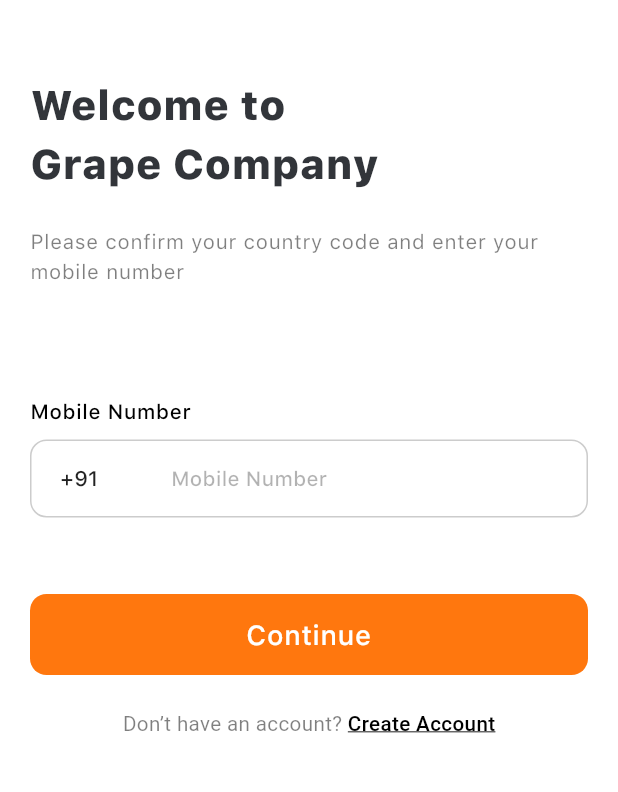
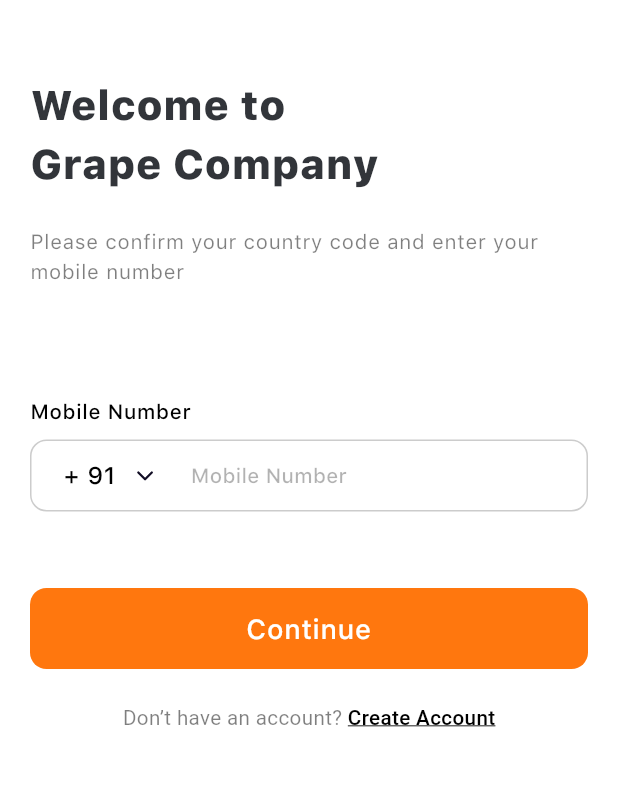
Before and after one commit to Baldaniya-Drashti/grape_customer_app, a Flutter app: the screen it shows after launch, after a tap on "Skip", on a phone screen of 412 x 824 dp, the part 438-1230 px from its top. Run offline on Flutter 3.47's test engine with Material 3 defaults, Android fonts, the phone set to English and light mode, and no system bars; drawn by our look-alikes of country_code_picker; our stand-ins replace another_flushbar, auto_route, cached_network_image, carousel_slider, connectivity_plus, country_picker and 24 more; accounts and stored records are empty; project files that could hold a hidden picture were left out.

Commit message:
Pms bugs sloved

```diff
--- a/lib/application/auth/login_form/login_form_bloc.dart
+++ b/lib/application/auth/login_form/login_form_bloc.dart
@@ -1,4 +1,5 @@
 import 'dart:async';
+import 'dart:developer';
 
 import 'package:dartz/dartz.dart';
 import 'package:flutter_bloc/flutter_bloc.dart';
@@ -26,7 +27,6 @@ class LoginFormBloc extends Bloc<LoginFormEvent, LoginFormState> {
             Either<AuthFailure, String>? failureOrSuccess;
 
             final isMobileNumberValid = state.mobileNumber.isValid();
-
             if (isMobileNumberValid) {
               emit(
                 state.copyWith(
@@ -37,7 +37,7 @@ class LoginFormBloc extends Bloc<LoginFormEvent, LoginFormState> {
 
               failureOrSuccess = await _authFacade.login(
                 mobileNumber: state.mobileNumber,
-                countryCode: state.selectedCountrycode,
+                countryCode: '+${state.selectedCountrycode}',
               );
             }
 
@@ -115,7 +115,7 @@ class LoginFormBloc extends Bloc<LoginFormEvent, LoginFormState> {
               );
 
               failureOrSuccess = await _authFacade.verifyOtp(
-                countryCode: state.selectedCountrycode,
+                countryCode: '+${state.selectedCountrycode}',
                 mobileNumber: state.mobileNumber,
                 otp: state.enteredOTP,
               );
--- a/lib/application/auth/login_form/login_form_state.dart
+++ b/lib/application/auth/login_form/login_form_state.dart
@@ -17,7 +17,7 @@ class LoginFormState with _$LoginFormState {
         showErrorMessages: false,
         isSubmitting: false,
         authFailureOrSuccessOption: none(),
-        selectedCountrycode: '+91',
+        selectedCountrycode: '91',
         enteredOTP: OTPText(''),
         secondsRemaining: 0,
       );
--- a/lib/application/auth/register_form/register_form_bloc.dart
+++ b/lib/application/auth/register_form/register_form_bloc.dart
@@ -53,7 +53,7 @@ class RegisterFormBloc extends Bloc<RegisterFormEvent, RegisterFormState> {
                 emailAddress: state.emailAddress,
                 firstName: state.firstName,
                 lastName: state.lastName,
-                countryCode: state.selectedCountrycode,
+                countryCode: '+${state.selectedCountrycode}',
                 mobileNumber: state.mobileNumber,
               );
             }
@@ -112,7 +112,7 @@ class RegisterFormBloc extends Bloc<RegisterFormEvent, RegisterFormState> {
               );
 
               failureOrSuccess = await _authFacade.verifyOtp(
-                countryCode: state.selectedCountrycode,
+                countryCode: '+${state.selectedCountrycode}',
                 mobileNumber: state.mobileNumber,
                 otp: state.enteredOTP,
               );
@@ -149,7 +149,6 @@ class RegisterFormBloc extends Bloc<RegisterFormEvent, RegisterFormState> {
                 add(const RegisterFormEvent.decrementTimer());
               } else {
                 timer.cancel();
-                add(const RegisterFormEvent.resendOtp());
               }
             });
             emit(state.copyWith(secondsRemaining: 30));
@@ -161,7 +160,6 @@ class RegisterFormBloc extends Bloc<RegisterFormEvent, RegisterFormState> {
             timer.cancel();
 
             Either<AuthFailure, String>? failureOrSuccess;
-
             emit(
               state.copyWith(
                 isSubmitting: true,
--- a/lib/application/auth/register_form/register_form_state.dart
+++ b/lib/application/auth/register_form/register_form_state.dart
@@ -23,7 +23,7 @@ class RegisterFormState with _$RegisterFormState {
         firstName: Username(''),
         lastName: Username(''),
         mobileNumber: MobileNumber(''),
-        selectedCountrycode: '+91',
+        selectedCountrycode: '91',
         enteredOTP: OTPText(''),
         secondsRemaining: 0,
       );
--- a/lib/application/main/profile/edit_profile/edit_profile_bloc.dart
+++ b/lib/application/main/profile/edit_profile/edit_profile_bloc.dart
@@ -90,7 +90,7 @@ class EditProfileBloc extends Bloc<EditProfileEvent, EditProfileState> {
               firstName: state.firstName,
               lastName: state.lastName,
               emailAddress: state.emailAddress,
-              countryCode: state.countryCode,
+              countryCode: '+${state.countryCode}',
               mobileNumber: state.mobileNumber,
               profileImage: state.selectImage,
             );
@@ -117,7 +117,7 @@ class EditProfileBloc extends Bloc<EditProfileEvent, EditProfileState> {
             );
 
             failureOrSuccess = await _authFacade.verifyOtp(
-              countryCode: state.countryCode,
+              countryCode: '+${state.countryCode}',
               mobileNumber: state.mobileNumber,
               otp: state.enteredOTP,
             );
--- a/lib/application/main/profile/edit_profile/edit_profile_state.dart
+++ b/lib/application/main/profile/edit_profile/edit_profile_state.dart
@@ -26,7 +26,7 @@ class EditProfileState with _$EditProfileState {
         lastName: Username(getCurrentUser().lastName ?? ""),
         emailAddress: EmailAddress(getCurrentUser().email ?? ""),
         mobileNumber: MobileNumber(getCurrentUser().phone?.toString() ?? ""),
-        countryCode: getCurrentUser().countryCode ?? "",
+        countryCode: getCurrentUser().countryCode?.replaceFirst('+', '') ?? "",
         currentUser: getCurrentUser(),
         enteredOTP: OTPText(''),
         secondsRemaining: 0,
--- a/lib/domain/core/svg_image_constants.dart
+++ b/lib/domain/core/svg_image_constants.dart
@@ -35,4 +35,5 @@ class SvgImageConstant {
   static const filter = "assets/svg/filter.svg";
   static const emptyCheckbox = "assets/svg/empty_checkbox.svg";
   static const selectedCheckbox = "assets/svg/selected_checkbox.svg";
+  static const downArrow = 'assets/svg/down_arrow.svg';
 }
--- a/lib/presentation/auth/login/login_form.dart
+++ b/lib/presentation/auth/login/login_form.dart
@@ -1,5 +1,4 @@
 import 'package:auto_route/auto_route.dart';
-import 'package:country_code_picker/country_code_picker.dart';
 import 'package:flutter/gestures.dart';
 import 'package:flutter/material.dart';
 import 'package:flutter_bloc/flutter_bloc.dart';
@@ -101,6 +100,7 @@ class LoginForm extends StatelessWidget {
                   labelText: 'Mobile Number',
                   hintText: 'Mobile Number',
                   keyboardType: TextInputType.phone,
+                  errorMaxLines: 2,
                   onChanged: (value) => context
                       .read<LoginFormBloc>()
                       .add(LoginFormEvent.mobileNumberChanged(value)),
@@ -120,10 +120,10 @@ class LoginForm extends StatelessWidget {
                       ),
                   prefixIcon: CommonCountryCodePicker(
                     initialSelection: state.selectedCountrycode,
-                    onChanged: (CountryCode countryCode) {
+                    onChanged: (countryCode) {
                       context.read<LoginFormBloc>().add(
                             LoginFormEvent.selectCountryCode(
-                                countryCode.dialCode ?? ""),
+                                countryCode.phoneCode),
                           );
                     },
                   ),
--- a/lib/presentation/auth/login/otp_login_verification_screen.dart
+++ b/lib/presentation/auth/login/otp_login_verification_screen.dart
@@ -110,7 +110,7 @@ class OtpLoginVerificationView extends StatelessWidget {
                           ),
                           TextSpan(
                             text:
-                                '(${state.selectedCountrycode}) ${state.mobileNumber.getValue()}',
+                                '(+${state.selectedCountrycode}) ${state.mobileNumber.getValue()}',
                             style: TextStyle(
                               fontWeight: FontWeight.w500,
                               color: AppColors.black,
--- a/lib/presentation/auth/register/otp_register_verification_screen.dart
+++ b/lib/presentation/auth/register/otp_register_verification_screen.dart
@@ -52,8 +52,8 @@ class OtpRegisterVerificationView extends StatelessWidget {
                     PageRouteInfo(
                       SuccessScreen.name,
                       args: SuccessScreenArgs(
-                        title: 'Congratulations',
-                        subTitle: 'SUCCESS',
+                        title: 'SUCCESS',
+                        subTitle: 'Your account has been successfully created.',
                       ),
                     ),
                   );
@@ -120,7 +120,7 @@ class OtpRegisterVerificationView extends StatelessWidget {
                           ),
                           TextSpan(
                             text:
-                                '(${state.selectedCountrycode}) ${state.mobileNumber.getValue()}',
+                                '(+${state.selectedCountrycode}) ${state.mobileNumber.getValue()}',
                             style: TextStyle(
                               fontWeight: FontWeight.w500,
                               color: AppColors.black,
--- a/lib/presentation/auth/register/register_form.dart
+++ b/lib/presentation/auth/register/register_form.dart
@@ -1,5 +1,5 @@
 import 'package:auto_route/auto_route.dart';
-import 'package:country_code_picker/country_code_picker.dart';
+
 import 'package:flutter/gestures.dart';
 import 'package:flutter/material.dart';
 import 'package:flutter_bloc/flutter_bloc.dart';
@@ -247,9 +247,9 @@ class RegisterForm extends StatelessWidget {
               ),
       prefixIcon: CommonCountryCodePicker(
         initialSelection: state.selectedCountrycode,
-        onChanged: (CountryCode countryCode) {
+        onChanged: (countryCode) {
           context.read<RegisterFormBloc>().add(
-                RegisterFormEvent.selectCountryCode(countryCode.dialCode ?? ""),
+                RegisterFormEvent.selectCountryCode(countryCode.phoneCode),
               );
         },
       ),
--- a/lib/presentation/common/widgets/common_country_code_picker.dart
+++ b/lib/presentation/common/widgets/common_country_code_picker.dart
@@ -1,13 +1,15 @@
-import 'package:country_code_picker/country_code_picker.dart';
+import 'package:country_picker/country_picker.dart';
 import 'package:flutter/material.dart';
+import 'package:flutter_svg/flutter_svg.dart';
 
 import 'package:grape_customer_app/domain/core/math_utils.dart';
-import 'package:grape_customer_app/presentation/core/styles/app_colors.dart';
+import 'package:grape_customer_app/domain/core/svg_image_constants.dart';
+import 'package:grape_customer_app/presentation/common/widgets/base_text.dart';
 
 class CommonCountryCodePicker extends StatelessWidget {
-  final Function(CountryCode) onChanged;
-  final String? initialSelection;
-  const CommonCountryCodePicker({
+  final Function(Country) onChanged;
+  String? initialSelection;
+  CommonCountryCodePicker({
     super.key,
     required this.onChanged,
     this.initialSelection,
@@ -15,52 +17,121 @@ class CommonCountryCodePicker extends StatelessWidget {
 
   @override
   Widget build(BuildContext context) {
-    return CountryCodePicker(
-      onChanged: onChanged,
-      showFlagMain: false,
-      alignLeft: true,
-      initialSelection: initialSelection,
-      flagDecoration: BoxDecoration(
-        borderRadius: BorderRadius.circular(
-          getSize(14),
+    return Padding(
+      padding: EdgeInsets.only(left: getSize(20)),
+      child: GestureDetector(
+        onTap: () {
+          showFlag(context);
+        },
+        child: Row(
+          mainAxisSize: MainAxisSize.min,
+          children: [
+            BaseText(
+              text: '+ $initialSelection',
+              fontSize: 14,
+              fontWeight: FontWeight.w500,
+            ),
+            SizedBox(
+              width: getSize(10),
+            ),
+            SvgPicture.asset(
+              SvgImageConstant.downArrow,
+            ),
+            SizedBox(
+              width: getSize(15),
+            ),
+          ],
         ),
       ),
-      searchDecoration: InputDecoration(
-        filled: true,
-        fillColor: AppColors.white.withOpacity(0.2),
-        hintText: 'Search country',
-        contentPadding: EdgeInsets.symmetric(
-          vertical: getSize(12),
-          horizontal: getSize(20),
-        ),
-        isDense: true,
-        border: OutlineInputBorder(
-          borderSide: BorderSide(
-            color: AppColors.black.withOpacity(0.3),
+    );
+
+    // Row(
+    //   mainAxisSize: MainAxisSize.min,
+    //   children: [
+    //     Container(
+    //       width: getSize(60),
+    //       // color: Colors.black,
+    //       child: CountryCodePicker(
+    //         onChanged: onChanged,
+    //         showFlagMain: false,
+    //         alignLeft: true,
+    //         initialSelection: initialSelection,
+    //         flagDecoration: BoxDecoration(
+    //           borderRadius: BorderRadius.circular(
+    //             getSize(14),
+    //           ),
+    //         ),
+    //         searchDecoration: InputDecoration(
+    //           filled: true,
+    //           fillColor: AppColors.white.withOpacity(0.2),
+    //           hintText: 'Search country',
+    //           contentPadding: EdgeInsets.symmetric(
+    //             vertical: getSize(12),
+    //             horizontal: getSize(20),
+    //           ),
+    //           isDense: true,
+    //           border: OutlineInputBorder(
+    //             borderSide: BorderSide(
+    //               color: AppColors.black.withOpacity(0.3),
+    //             ),
+    //             borderRadius: BorderRadius.circular(getSize(10)),
+    //           ),
+    //           enabledBorder: OutlineInputBorder(
+    //             borderSide: BorderSide(
+    //               color: AppColors.black.withOpacity(0.3),
+    //             ),
+    //             borderRadius: BorderRadius.circular(getSize(10)),
+    //           ),
+    //           focusedBorder: OutlineInputBorder(
+    //             borderSide: BorderSide(
+    //               color: AppColors.black.withOpacity(0.3),
+    //             ),
+    //             borderRadius: BorderRadius.circular(getSize(10)),
+    //           ),
+    //           hintStyle: TextStyle(
+    //             color: AppColors.black.withOpacity(0.3),
+    //             fontSize: getFontSize(14),
+    //             fontFamily: 'SfPro',
+    //             fontWeight: FontWeight.w500,
+    //           ),
+    //         ),
+    //         // showDropDownButton: true,
+
+    //         showFlag: true,
+    //       ),
+    //     ),
+    //     // SvgPicture.asset(SvgImageConstant.downArrow),
+    //   ],
+    // );
+  }
+
+  void showFlag(BuildContext context) {
+    showCountryPicker(
+      context: context,
+
+      exclude: <String>['KN', 'MF'],
+      favorite: <String>['SE'],
+      //Optional. Shows phone code before the country name.
+      showPhoneCode: true,
+      onSelect: onChanged,
+      countryListTheme: CountryListThemeData(
+        inputDecoration: InputDecoration(
+          //labelText: 'Search',
+          hintText: 'Start typing to search',
+          prefixIcon: const Icon(Icons.search),
+          border: UnderlineInputBorder(
+            borderSide: BorderSide(
+                // color: ColorConstants.unableColor,
+                ),
           ),
-          borderRadius: BorderRadius.circular(getSize(10)),
-        ),
-        enabledBorder: OutlineInputBorder(
-          borderSide: BorderSide(
-            color: AppColors.black.withOpacity(0.3),
-          ),
-          borderRadius: BorderRadius.circular(getSize(10)),
-        ),
-        focusedBorder: OutlineInputBorder(
-          borderSide: BorderSide(
-            color: AppColors.black.withOpacity(0.3),
-          ),
-          borderRadius: BorderRadius.circular(getSize(10)),
-        ),
-        hintStyle: TextStyle(
-          color: AppColors.black.withOpacity(0.3),
-          fontSize: getFontSize(14),
-          fontFamily: 'SfPro',
-          fontWeight: FontWeight.w500,
+          focusedBorder: UnderlineInputBorder(
+              // borderSide: BorderSide(color: ColorConstants.unableColor),
+              ),
+          enabledBorder: UnderlineInputBorder(
+              // borderSide: BorderSide(color: ColorConstants.unableColor),
+              ),
         ),
       ),
-      // showDropDownButton: true,
-      showFlag: true,
     );
   }
 }
--- a/lib/presentation/core/app_widget.dart
+++ b/lib/presentation/core/app_widget.dart
@@ -1,4 +1,4 @@
-import 'package:country_code_picker/country_code_picker.dart';
+import 'package:country_picker/country_picker.dart';
 import 'package:firebase_analytics/firebase_analytics.dart';
 import 'package:flutter/material.dart';
 import 'package:flutter_bloc/flutter_bloc.dart' as bloc;
--- a/lib/presentation/core/widgets/inputs/custom_text_field.dart
+++ b/lib/presentation/core/widgets/inputs/custom_text_field.dart
@@ -24,6 +24,7 @@ class CustomTextField extends StatelessWidget {
     this.validator,
     this.textInputAction,
     this.textCapitalization = TextCapitalization.none,
+    this.errorMaxLines,
     this.suffixIcon,
   }) : super(key: key);
   final List<TextInputFormatter>? inputFormatters;
@@ -41,6 +42,7 @@ class CustomTextField extends StatelessWidget {
   final String? Function(String?, BuildContext)? validator;
   final Widget? prefixIcon;
   final Widget? suffixIcon;
+  final int? errorMaxLines;
 
   final TextInputAction? textInputAction;
   final TextCapitalization textCapitalization;
@@ -108,6 +110,7 @@ class CustomTextField extends StatelessWidget {
                 isDense: true,
                 border: border,
                 enabledBorder: border,
+                errorMaxLines: errorMaxLines,
                 prefixIcon: prefixIcon,
                 suffixIcon: suffixIcon,
                 suffixIconConstraints:
@@ -115,8 +118,8 @@ class CustomTextField extends StatelessWidget {
                 focusedBorder: focusedBorder,
                 focusedErrorBorder: errorBorder,
                 errorBorder: errorBorder,
-                prefixIconConstraints:
-                    BoxConstraints(maxWidth: getSize(79), minHeight: 0),
+                // prefixIconConstraints:
+                //     BoxConstraints(maxWidth: getSize(79), minHeight: 0),
                 hintStyle: TextStyle(
                   color: AppColors.black.withOpacity(0.3),
                   fontSize: getFontSize(12),
--- a/lib/presentation/onboarding/onboarding_page.dart
+++ b/lib/presentation/onboarding/onboarding_page.dart
@@ -5,7 +5,6 @@ import 'package:grape_customer_app/application/auth/auth_status/auth_status_bloc
 
 import 'package:grape_customer_app/application/onboarding/onboarding_bloc.dart';
 import 'package:grape_customer_app/presentation/core/styles/app_colors.dart';
-
 
 import 'package:grape_customer_app/domain/core/math_utils.dart';
 import 'package:grape_customer_app/domain/core/png_image_constants.dart';
@@ -67,32 +66,37 @@ class OnBoardingPage extends StatelessWidget {
                     height: getSize(50),
                   ),
                   getSkipText(context, state),
-                  getImageView(state, context),
-                  Spacer(),
-                  Center(
-                    child: BaseText(
-                      text: onboardingList[state.currentPage].title,
-                      fontSize: 22,
-                      textAlign: TextAlign.center,
-                      fontWeight: FontWeight.w800,
-                      textColor: Color(0xFF32353A),
-                    ),
+                  SizedBox(
+                    height: getSize(20),
                   ),
-                  SizedBox(
-                    height: getSize(15),
-                  ),
-                  Padding(
-                    padding: EdgeInsets.symmetric(horizontal: getSize(28)),
-                    child: BaseText(
-                      text: onboardingList[state.currentPage].description,
-                      textColor: AppColors.black.withOpacity(0.5),
-                      textAlign: TextAlign.center,
-                      fontSize: 12,
-                    ),
-                  ),
+                  getPageView(state, context),
+                  // Spacer(),
+                  // Center(
+                  //   child: BaseText(
+                  //     text: onboardingList[state.currentPage].title,
+                  //     fontSize: 22,
+                  //     textAlign: TextAlign.center,
+                  //     fontWeight: FontWeight.w800,
+                  //     textColor: Color(0xFF32353A),
+                  //   ),
+                  // ),
+                  // SizedBox(
+                  //   height: getSize(15),
+                  // ),
+                  // Padding(
+                  //   padding: EdgeInsets.symmetric(horizontal: getSize(28)),
+                  //   child: BaseText(
+                  //     text: onboardingList[state.currentPage].description,
+                  //     textColor: AppColors.black.withOpacity(0.5),
+                  //     textAlign: TextAlign.center,
+                  //     fontSize: 12,
+                  //   ),
+                  // ),
                   Spacer(),
                   getButtonView(state, context),
-                  Spacer(),
+                  SizedBox(
+                    height: getSize(40),
+                  ),
                   getNextButtonAndDotIndicatorView(state),
                   SizedBox(
                     height: getSize(12),
@@ -210,7 +214,7 @@ class OnBoardingPage extends StatelessWidget {
     );
   }
 
-  getImageView(OnboardingState state, BuildContext context) {
+  getPageView(OnboardingState state, BuildContext context) {
     return Expanded(
       flex: 10,
       child: PageView.builder(
@@ -221,10 +225,64 @@ class OnBoardingPage extends StatelessWidget {
           padding: EdgeInsets.symmetric(
             horizontal: getSize(
               index == 0
-                  ? getSize(57)
+                  ? getSize(0)
                   : index == 1
-                      ? getSize(39)
-                      : getSize(24),
+                      ? getSize(0)
+                      : getSize(0),
+            ),
+          ),
+          child: Column(
+            children: [
+              Image.asset(
+                onboardingList[index].image,
+              ),
+              Spacer(),
+              Center(
+                child: BaseText(
+                  text: onboardingList[state.currentPage].title,
+                  fontSize: 22,
+                  textAlign: TextAlign.center,
+                  fontWeight: FontWeight.w800,
+                  textColor: Color(0xFF32353A),
+                ),
+              ),
+              SizedBox(
+                height: getSize(15),
+              ),
+              Padding(
+                padding: EdgeInsets.symmetric(horizontal: getSize(28)),
+                child: BaseText(
+                  text: onboardingList[state.currentPage].description,
+                  textColor: AppColors.black.withOpacity(0.5),
+                  textAlign: TextAlign.center,
+                  fontSize: 12,
+                ),
+              ),
+            ],
+          ),
+        ),
+        onPageChanged: (value) {
+          context.read<OnboardingBloc>().add(OnboardingEvent.nextPage(value));
+        },
+      ),
+    );
+  }
+
+  getTitleAndDescription(OnboardingState state, BuildContext context) {
+    return Expanded(
+      flex: 10,
+      child: PageView.builder(
+        controller: pageController,
+        itemCount: onboardingList.length,
+        physics: BouncingScrollPhysics(),
+        itemBuilder: (context, index) => Padding(
+          padding: EdgeInsets.symmetric(
+            horizontal: getSize(
+              index == 0
+                  ? getSize(0)
+                  : index == 1
+                      ? getSize(0)
+                      : getSize(0),
             ),
           ),
           child: Image.asset(
--- a/lib/presentation/profile/edit_profile_form.dart
+++ b/lib/presentation/profile/edit_profile_form.dart
@@ -87,7 +87,7 @@ class EditProfileForm extends StatelessWidget {
         initialSelection: state.countryCode,
         onChanged: (code) => context.read<EditProfileBloc>().add(
               EditProfileEvent.countryCodeChanged(
-                code.dialCode ?? '',
+                code.phoneCode,
               ),
             ),
       ),
--- a/lib/presentation/splash/splash_page.dart
+++ b/lib/presentation/splash/splash_page.dart
@@ -51,6 +51,7 @@ class SplashPage extends StatelessWidget {
                 AppColors.splashColor1,
                 AppColors.splashColor2,
               ],
+              radius: 1,
             ),
           ),
           child: Column(
--- a/pubspec.yaml
+++ b/pubspec.yaml
@@ -52,7 +52,6 @@ dependencies:
 
   freezed_annotation: ^2.4.1
 
-  country_code_picker: ^3.0.0
   firebase_auth: ^4.15.3
   cloud_firestore: ^4.13.6
   firebase_core: ^2.24.2
@@ -87,6 +86,7 @@ dependencies:
 
   permission_handler: ^11.1.0
   shimmer: ^3.0.0
+  country_picker: ^2.0.23
 
 
 
```
Also changed, not shown: assets/svg/down_arrow.svg (added), assets/svg/location.svg.
